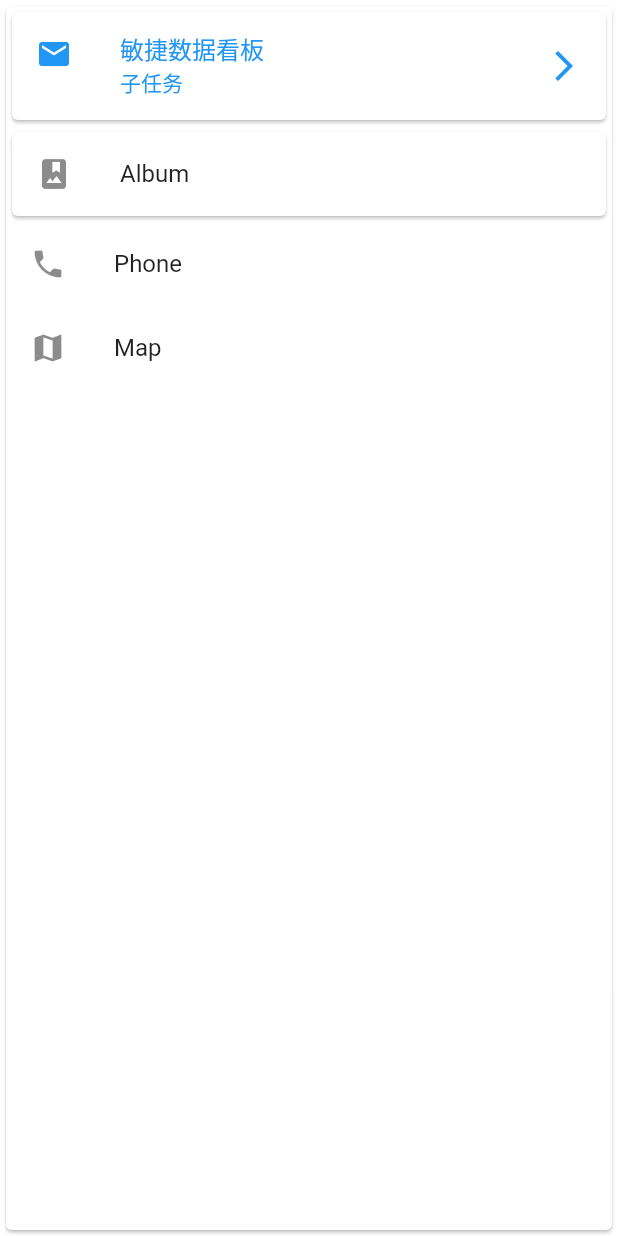
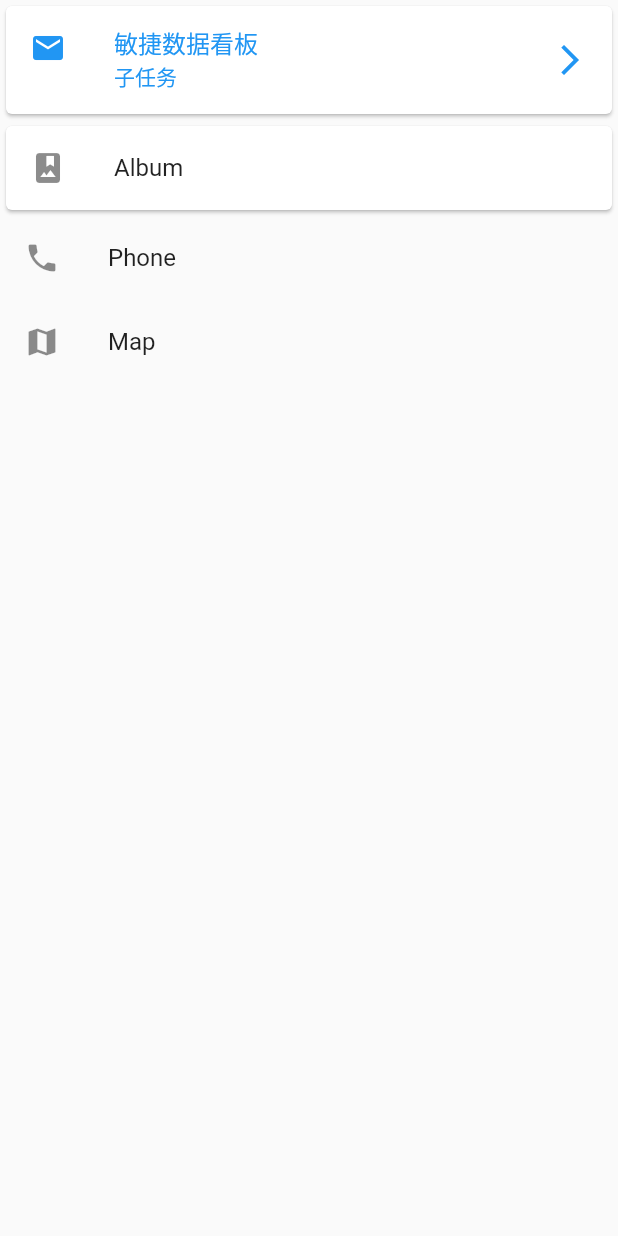
Before and after one commit to mizhon/flutter_tentative, a Flutter app: the screen it shows after launch, on a phone screen of 412 x 824 dp. Run offline on Flutter 3.47's test engine with Material 2 defaults, Android fonts, the phone set to English and light mode, and no system bars.

Commit message:
使用Scaffold替代Card

```diff
--- a/lib/screens/lists/listview.dart
+++ b/lib/screens/lists/listview.dart
@@ -4,8 +4,8 @@ class ListViewScreen extends StatelessWidget {
   @override
   Widget build(BuildContext context) {
 
-    return Card(
-      child: ListView(
+    return Scaffold(
+      body: ListView(
         children: <Widget>[
           Card (
             child: ListTile(
```
